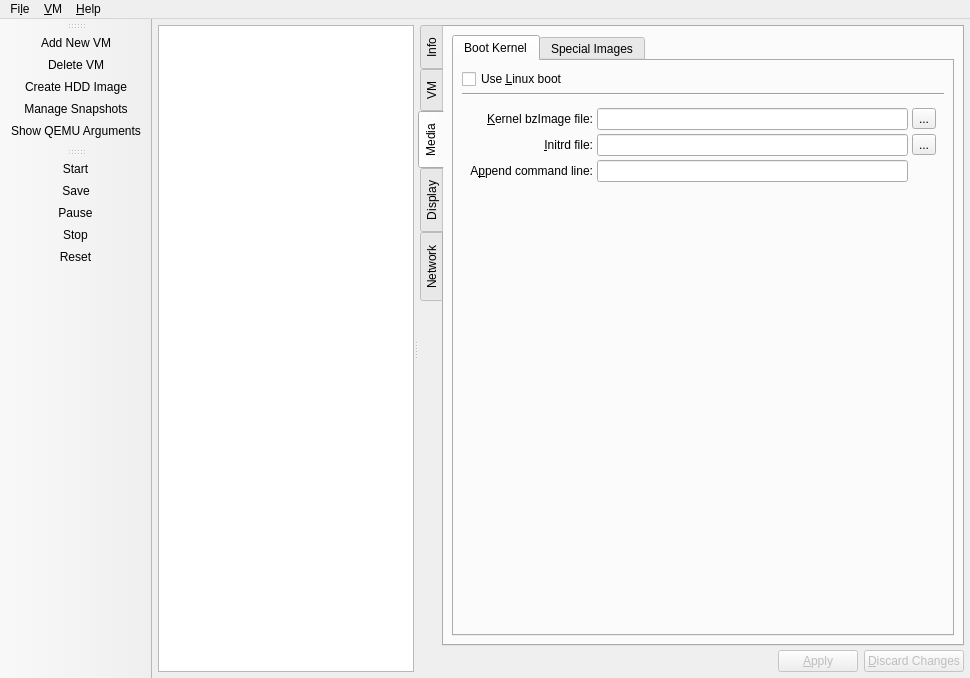
Old version of the form src/Main_Window.ui in the repository tobimensch/aqemu.
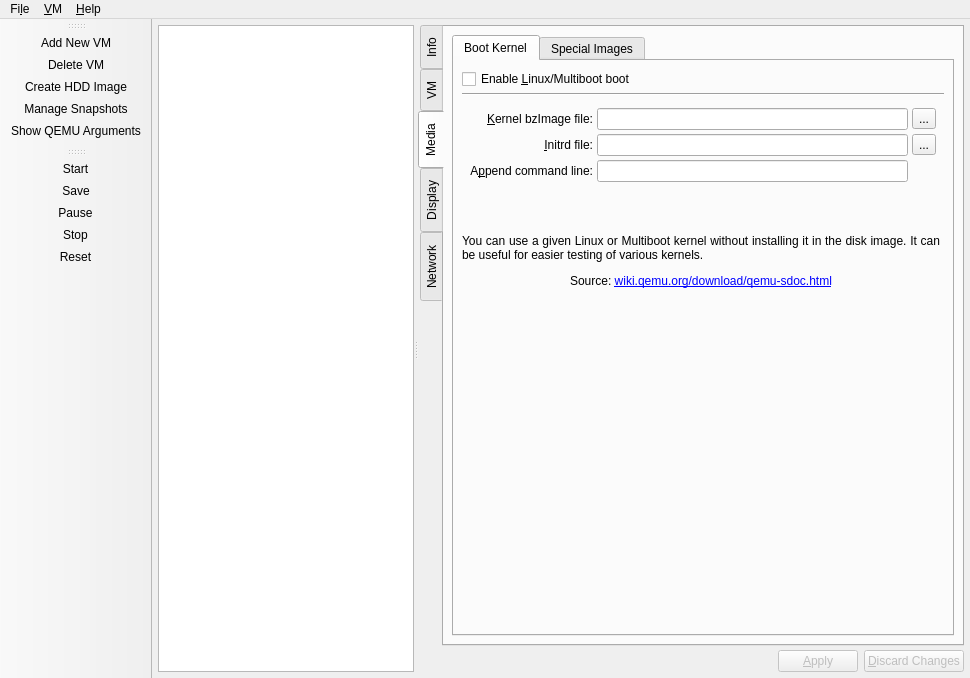
New version of the form. The open tabs and pages were chosen to show the change. Icons and pictures are not drawn. Custom widgets are drawn as their Qt base class.

Commit message: Linux/Multiboot UI improvements

Diff of the .ui file:
```diff
--- a/src/Main_Window.ui
+++ b/src/Main_Window.ui
@@ -1383,10 +1383,19 @@
                 <string>Boot Kernel</string>
                </attribute>
                <layout class="QGridLayout" name="gridLayout_5">
-                <item row="0" column="0">
-                 <widget class="QCheckBox" name="CH_Use_Linux_Boot">
+                <item row="4" column="0">
+                 <widget class="QLabel" name="label_7">
+                  <property name="sizePolicy">
+                   <sizepolicy hsizetype="MinimumExpanding" vsizetype="Preferred">
+                    <horstretch>0</horstretch>
+                    <verstretch>0</verstretch>
+                   </sizepolicy>
+                  </property>
                   <property name="text">
-                   <string>Use &amp;Linux boot</string>
+                   <string>&lt;html&gt;&lt;head/&gt;&lt;body&gt;&lt;p align=&quot;justify&quot;&gt;You can use a given Linux or Multiboot kernel without installing it in the disk image. It can be useful for easier testing of various kernels.&lt;/p&gt;&lt;p align=&quot;center&quot;&gt;&lt;span style=&quot; font-size:9pt;&quot;&gt;Source: &lt;/span&gt;&lt;a href=&quot;http://wiki.qemu.org/download/qemu-sdoc.html&quot;&gt;&lt;span style=&quot; font-size:9pt; text-decoration: underline; color:#0000ff;&quot;&gt;wiki.qemu.org/download/qemu-sdoc.html&lt;/span&gt;&lt;/a&gt;&lt;/p&gt;&lt;/body&gt;&lt;/html&gt;</string>
+                  </property>
+                  <property name="wordWrap">
+                   <bool>true</bool>
                   </property>
                  </widget>
                 </item>
@@ -1397,18 +1406,12 @@
                   </property>
                  </widget>
                 </item>
-                <item row="3" column="1">
-                 <spacer name="verticalSpacer_4">
-                  <property name="orientation">
-                   <enum>Qt::Vertical</enum>
+                <item row="0" column="0">
+                 <widget class="QCheckBox" name="CH_Use_Linux_Boot">
+                  <property name="text">
+                   <string>Enable &amp;Linux/Multiboot boot</string>
                   </property>
-                  <property name="sizeHint" stdset="0">
-                   <size>
-                    <width>20</width>
-                    <height>378</height>
-                   </size>
-                  </property>
-                 </spacer>
+                 </widget>
                 </item>
                 <item row="2" column="0" colspan="2">
                  <widget class="QWidget" name="Use_Linux_Boot_Widget" native="true">
@@ -1516,6 +1519,35 @@
                   </layout>
                  </widget>
                 </item>
+                <item row="5" column="0">
+                 <spacer name="verticalSpacer_4">
+                  <property name="orientation">
+                   <enum>Qt::Vertical</enum>
+                  </property>
+                  <property name="sizeHint" stdset="0">
+                   <size>
+                    <width>20</width>
+                    <height>378</height>
+                   </size>
+                  </property>
+                 </spacer>
+                </item>
+                <item row="3" column="0">
+                 <spacer name="verticalSpacer_6">
+                  <property name="orientation">
+                   <enum>Qt::Vertical</enum>
+                  </property>
+                  <property name="sizeType">
+                   <enum>QSizePolicy::MinimumExpanding</enum>
+                  </property>
+                  <property name="sizeHint" stdset="0">
+                   <size>
+                    <width>20</width>
+                    <height>40</height>
+                   </size>
+                  </property>
+                 </spacer>
+                </item>
                </layout>
               </widget>
               <widget class="QWidget" name="Tab_Optional_Images">
```
Left out of the diff: 8 changed lines with no effect on the pictures.
